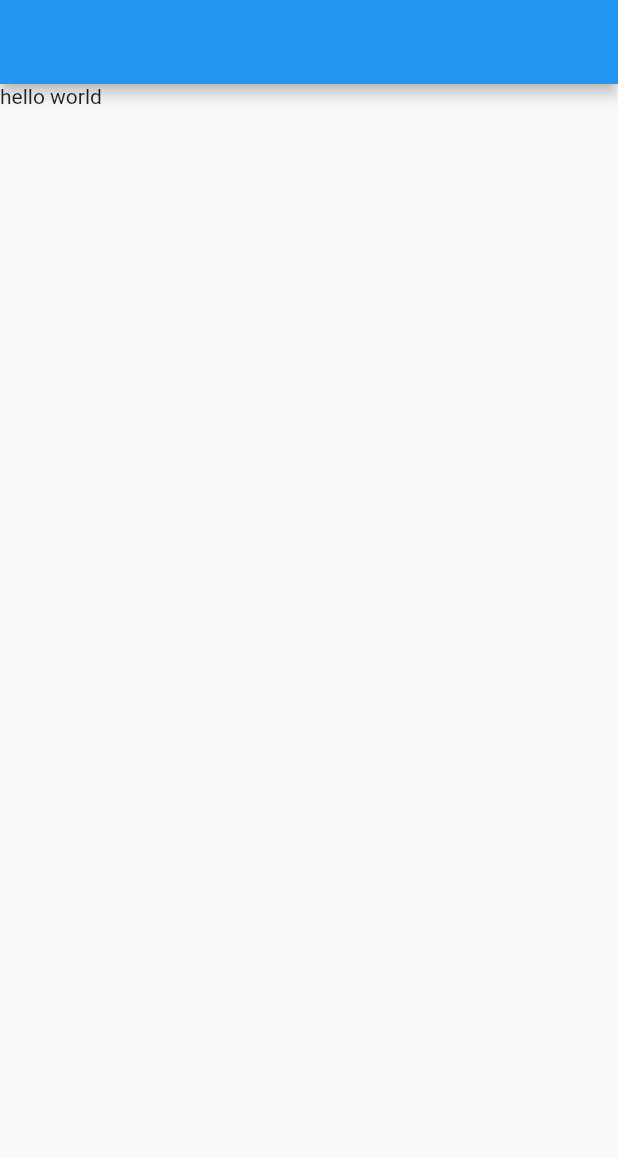
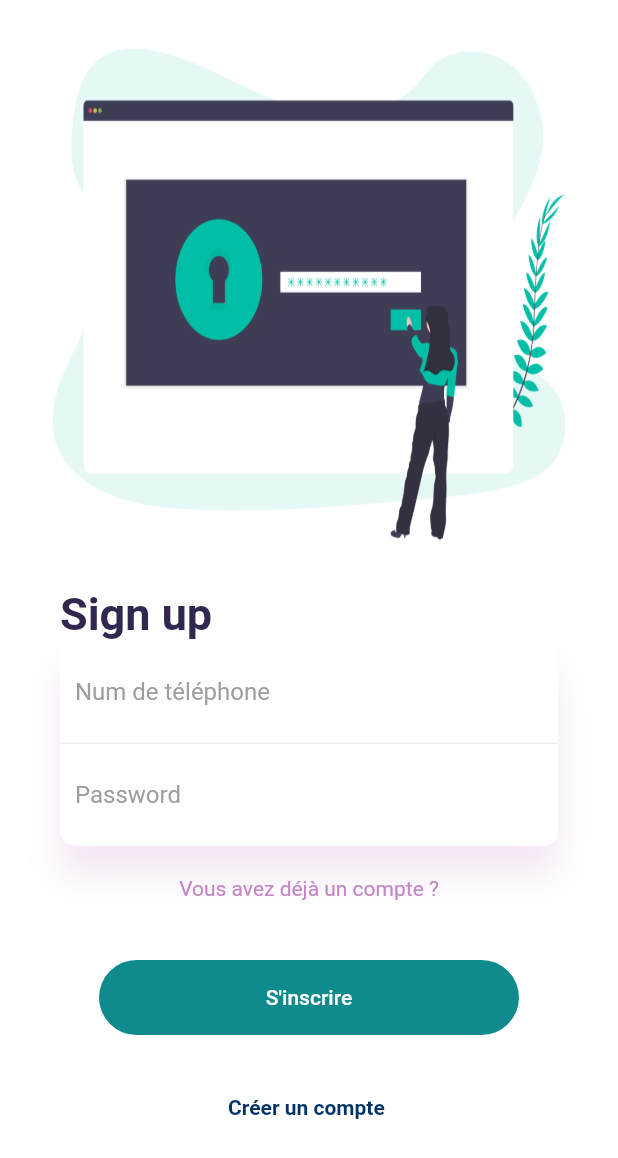
Before and after one commit to imaneabdennour/mobileProject, a Flutter app: the screen it shows after launch, on a phone screen of 412 x 824 dp. Shown: the top 1158 px of the screen. Run offline on Flutter 3.47's test engine with Material 2 defaults, Android fonts, the phone set to English and light mode, and no system bars; our stand-ins replace simple_animations.

Commit message:
Sign Up page

```diff
--- /dev/null
+++ b/lib/Animation/FadeAnimation.dart
@@ -0,0 +1,33 @@
+import 'package:flutter/material.dart';
+import 'package:simple_animations/simple_animations.dart';
+
+class FadeAnimation extends StatelessWidget {
+  final double delay;
+  final Widget child;
+
+  FadeAnimation(this.delay, this.child);
+
+  @override
+  Widget build(BuildContext context) {
+    final tween = MultiTrackTween([
+      Track("opacity").add(Duration(milliseconds: 500), Tween(begin: 0.0, end: 1.0)),
+      Track("translateY").add(
+          Duration(milliseconds: 500), Tween(begin: -30.0, end: 0.0),
+          curve: Curves.easeOut)
+    ]);
+
+    return ControlledAnimation(
+      delay: Duration(milliseconds: (500 * delay).round()),
+      duration: tween.duration,
+      tween: tween,
+      child: child,
+      builderWithChild: (context, child, animation) => Opacity(
+        opacity: animation["opacity"],
+        child: Transform.translate(
+            offset: Offset(0, animation["translateY"]),
+            child: child
+        ),
+      ),
+    );
+  }
+}
--- a/lib/SignUp.dart
+++ b/lib/SignUp.dart
@@ -0,0 +1,208 @@
+//import 'package:bluetrack/Model/User.dart';
+import 'package:bluetrack/main.dart';
+import 'package:flutter/cupertino.dart';
+import 'package:flutter/material.dart';
+import 'package:bluetrack/Animation/FadeAnimation.dart';
+
+class SignUp extends StatefulWidget {
+  @override
+  _SignUpState createState() => _SignUpState();
+}
+
+class _SignUpState extends State<SignUp> {
+  Color mainColor = Color(0xff0F8B8D);
+ // User user = new User();
+
+  @override
+  Widget build(BuildContext context) {
+    final deviceHeight = MediaQuery.of(context).size.height;
+
+
+    return Scaffold(
+      backgroundColor: Colors.white,
+      body: SingleChildScrollView(
+        child: Container(
+          //height: MediaQuery.of(context).size.height/2,
+          child: Column(
+            children: <Widget>[
+              Column(
+                crossAxisAlignment: CrossAxisAlignment.start,
+                children: <Widget>[
+                  Container(
+                    height: deviceHeight / 2 - 20,
+                    child: Stack(
+                      children: <Widget>[
+                        Positioned(
+                          child: FadeAnimation(
+                              1,
+                              Container(
+                                decoration: BoxDecoration(
+                                    image: DecorationImage(
+                                        image: AssetImage('images/signup.png'),
+                                        fit: BoxFit.fill)),
+                              )),
+                        ),
+                       /* Positioned(
+                          child: FadeAnimation(
+                              1.3,
+                              Container(
+                                //height:deviceHeight-deviceHeight/2  ,
+                                decoration: BoxDecoration(
+                                    image: DecorationImage(
+                                        image: AssetImage('images/OUS-1.png'),
+                                        fit: BoxFit.fill)),
+                              )),
+                        ),*/
+                      ],
+                    ),
+                  ),
+                  Container(
+                    //height: deviceHeight / 2,
+                    child: Column(
+                      //crossAxisAlignment: CrossAxisAlignment.stretch,
+                      children: <Widget>[
+                        Padding(
+                            padding: EdgeInsets.symmetric(horizontal: 40),
+                            child: Column(
+                              crossAxisAlignment: CrossAxisAlignment.start,
+                              children: <Widget>[
+                                FadeAnimation(
+                                    1.5,
+                                    Text(
+                                      "Sign up",
+                                      style: TextStyle(
+                                          color: Color.fromRGBO(49, 39, 79, 1),
+                                          fontWeight: FontWeight.bold,
+                                          fontSize: 30),
+                                    )),
+                                FadeAnimation(
+                                    1.7,
+                                    Container(
+                                      //padding: EdgeInsets.all(10),
+                                      decoration: BoxDecoration(
+                                          borderRadius:
+                                          BorderRadius.circular(10),
+                                          color: Colors.white,
+                                          boxShadow: [
+                                            BoxShadow(
+                                                color: Color.fromRGBO(
+                                                    196, 135, 198, 0.2),
+                                                blurRadius: 20,
+                                                offset: Offset(0, 20))
+                                          ]),
+                                      child: Column(
+                                        children: <Widget>[
+                                          Container(
+                                            padding: EdgeInsets.all(10),
+                                            decoration: BoxDecoration(
+                                              border: Border(
+                                                  bottom: BorderSide(
+                                                      color: Colors.grey[200])),
+                                            ),
+                                            child: TextField(
+                                              onChanged: (value) {
+                                                    //traitement
+                                              },
+                                              decoration: InputDecoration(
+                                                  border: InputBorder.none,
+                                                  hintText: "Num de téléphone",
+                                                  hintStyle: TextStyle(
+                                                      color: Colors.grey)),
+                                            ),
+                                          ),
+                                          Container(
+                                            padding: EdgeInsets.all(10),
+                                            child: TextField(
+                                              onChanged: (value) {
+                                                //traitement
+                                              },
+                                              decoration: InputDecoration(
+                                                  border: InputBorder.none,
+                                                  hintText: "Password",
+                                                  hintStyle: TextStyle(
+                                                      color: Colors.grey)),
+                                            ),
+                                          )
+                                        ],
+                                      ),
+                                    )),
+                              ],
+                            )),
+                        Column(
+                          //crossAxisAlignment: CrossAxisAlignment.stretch,
+                          children: <Widget>[
+                            //padding:  EdgeInsets.only(top:padding*40),
+                            SizedBox(
+                              height: 20,
+                            ),
+                            GestureDetector(
+                                onTap: () {},
+                                child: FadeAnimation(
+                                    1.7,
+                                    Center(
+                                        child: Text(
+                                          "Vous avez déjà un compte ?",
+                                          style: TextStyle(
+                                              color:
+                                              Color.fromRGBO(196, 135, 198, 1)),
+                                        )))),
+
+                            SizedBox(
+                              height: 40,
+                            ),
+                            FlatButton(
+                              onPressed: () {
+                                Navigator.push(
+                                    context,
+                                    MaterialPageRoute(
+                                        builder: (context) => MyApp()));
+                              },
+                              child: FadeAnimation(
+                                  1.9,
+                                  Container(
+                                    height: 50,
+                                    margin:
+                                    EdgeInsets.symmetric(horizontal: 50),
+                                    decoration: BoxDecoration(
+                                        color: mainColor,
+                                        borderRadius:
+                                        BorderRadius.circular(50)),
+                                    child: Center(
+                                      child: Text(
+                                        "S'inscrire",
+                                        style: TextStyle(color: Colors.white),
+                                      ),
+                                    ),
+                                  )),
+                            ),
+
+                            SizedBox(
+                              height: 40,
+                            ),
+                            GestureDetector(
+                                onTap: () {},
+                                child: FadeAnimation(
+                                    2,
+                                    Center(
+                                        child: Text(
+                                          "Créer un compte ",
+                                          style: TextStyle(
+                                            color: Color.fromRGBO(0, 51, 102, 1),
+                                            fontWeight: FontWeight.bold,
+                                          ),
+                                        )))),
+                            //),
+                          ],
+                        )
+                      ],
+                    ),
+                  ),
+                ],
+              ),
+            ],
+          ),
+        ),
+      ),
+    );
+  }
+}
--- a/lib/main.dart
+++ b/lib/main.dart
@@ -1,4 +1,5 @@
 import 'package:flutter/material.dart';
+import './SignUp.dart';
 
 void main() {
   runApp(MyApp());
@@ -29,11 +30,6 @@
   @override
   Widget build(BuildContext context) {
 
-    return Scaffold(
-      appBar: AppBar() ,
-      body: Text("hello world")
-
-
-    );
+    return SignUp();  //test page SignUp
   }
 }
```
Also changed, not shown: pubspec.yaml (+7 -2 lines), images/signup.png (added), pubspec.lock, 6 other files.
